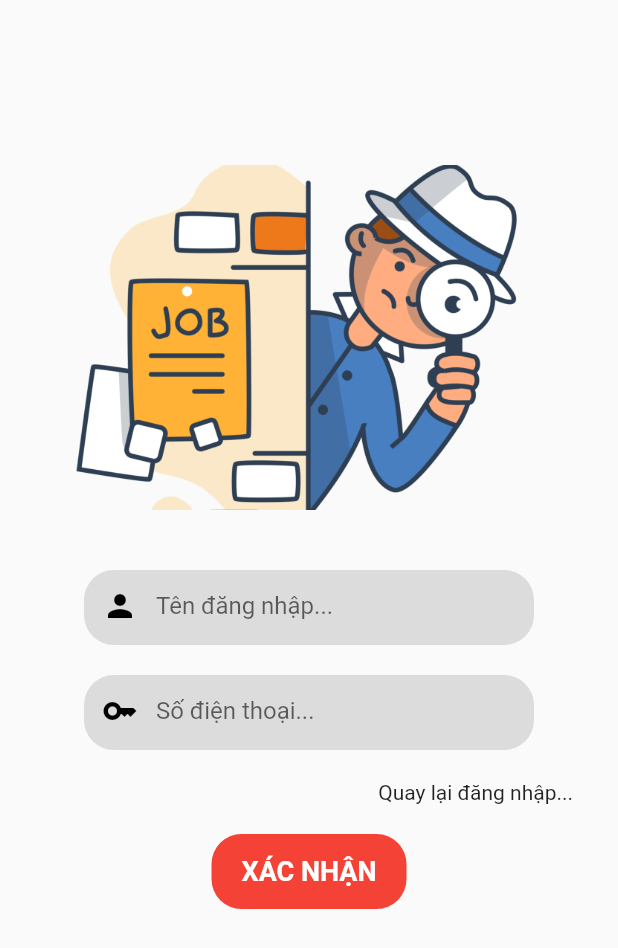
After one commit to Quyln/myjobapp, a Flutter app: the ForgotPass screen opened directly, on a phone screen of 412 x 824 dp. The commit adds this screen. Shown: the top 948 px of the screen. Run offline on Flutter 3.47's test engine with Material 2 defaults, Android fonts, the light colour scheme and no system bars; our stand-ins replace after_layout, carousel_slider, permission_handler, qr_flutter, share_plus, shared_preferences and 1 more; missing offline and left inert: app_settings; accounts and stored records are empty; network calls fail.

```diff
--- a/data/home_viecmoinhat.json
+++ b/data/home_viecmoinhat.json
@@ -1,7 +1,7 @@
 [
      {
           "id":"1",
-          "position":"Nhân công sản xuất",
+          "position":"Công nhân sản xuất",
           "salary":"10 - 14",
           "date":"30-09-2023",
           "khuvuctinh":"Bình Dương",
--- /dev/null
+++ b/lib/Login_Reg_Page/forgotpass_screen.dart
@@ -0,0 +1,118 @@
+import 'package:flutter/material.dart';
+
+class ForgotPass extends StatefulWidget {
+  const ForgotPass({super.key});
+
+  @override
+  State<ForgotPass> createState() => _ForgotPassState();
+}
+
+class _ForgotPassState extends State<ForgotPass> {
+  final _phonecontroller = TextEditingController();
+  final _idcontroller = TextEditingController();
+
+  @override
+  Widget build(BuildContext context) {
+    return Scaffold(
+      body: SafeArea(
+          child: SingleChildScrollView(
+        child: Column(
+          children: [
+            Padding(
+              padding: const EdgeInsets.only(
+                  top: 100, left: 10, right: 10, bottom: 30),
+              child: Image.asset(
+                height: 250,
+                fit: BoxFit.contain,
+                'images/login.png',
+              ),
+            ),
+            Container(
+              height: 50,
+              width: 300,
+              decoration: const BoxDecoration(
+                  color: Colors.black12,
+                  borderRadius: BorderRadius.all(Radius.circular(20))),
+              child: TextField(
+                controller: _idcontroller,
+                textAlignVertical: TextAlignVertical.center,
+                decoration: const InputDecoration(
+                    prefixIcon: Icon(
+                      Icons.person,
+                      color: Colors.black,
+                    ),
+                    hintText: 'Tên đăng nhập...',
+                    border: InputBorder.none),
+              ),
+            ),
+            const SizedBox(
+              height: 20,
+            ),
+            Container(
+              height: 50,
+              width: 300,
+              decoration: const BoxDecoration(
+                  color: Colors.black12,
+                  borderRadius: BorderRadius.all(Radius.circular(20))),
+              child: TextField(
+                controller: _phonecontroller,
+                textAlignVertical: TextAlignVertical.center,
+                decoration: InputDecoration(
+                  prefixIcon: const Icon(
+                    Icons.key,
+                    color: Colors.black,
+                  ),
+                  hintText: 'Số điện thoại...',
+                  border: InputBorder.none,
+                ),
+              ),
+            ),
+            Padding(
+              padding: const EdgeInsets.only(top: 20, right: 30, bottom: 20),
+              child: InkWell(
+                  onTap: () {
+                    Navigator.pop(context);
+                  },
+                  child: const Row(
+                    mainAxisAlignment: MainAxisAlignment.end,
+                    children: [
+                      Text('Quay lại đăng nhập...'),
+                    ],
+                  )),
+            ),
+            Row(
+              mainAxisAlignment: MainAxisAlignment.spaceAround,
+              children: [
+                InkWell(
+                  onTap: () async {
+                    ScaffoldMessenger.of(context).showSnackBar(const SnackBar(
+                        behavior: SnackBarBehavior.floating,
+                        content: Text(
+                            'Mật khẩu mới đã được gửi về số điện thoại của bạn')));
+                    Navigator.pop(context);
+                  },
+                  child: Container(
+                    height: 50,
+                    width: 130,
+                    decoration: BoxDecoration(
+                        borderRadius: BorderRadius.circular(20),
+                        color: Colors.red),
+                    child: const Center(
+                      child: Text(
+                        'XÁC NHẬN',
+                        style: TextStyle(
+                            fontSize: 18,
+                            fontWeight: FontWeight.bold,
+                            color: Colors.white),
+                      ),
+                    ),
+                  ),
+                ),
+              ],
+            )
+          ],
+        ),
+      )),
+    );
+  }
+}
--- a/lib/Login_Reg_Page/reg_screen.dart
+++ b/lib/Login_Reg_Page/reg_screen.dart
@@ -1,6 +1,6 @@
 import 'package:flutter/material.dart';
 import 'package:myjobapp/Login_Reg_Page/login_sceen.dart';
-import 'package:myjobapp/utils/list_tinhthanh.dart';
+import 'package:myjobapp/utils/list_tinh_huyen_cv.dart';
 
 class RegScreen extends StatefulWidget {
   const RegScreen({super.key});
@@ -168,7 +168,7 @@ class _RegScreenState extends State<RegScreen> {
                     ScaffoldMessenger.of(context).showSnackBar(const SnackBar(
                         behavior: SnackBarBehavior.floating,
                         content: Text('Bạn đã đăng ký thành công')));
-                    Navigator.push(
+                    Navigator.pushReplacement(
                         context,
                         MaterialPageRoute(
                             builder: (context) => const LoginScreen()));
--- a/lib/utils/list_tinhthanh.dart
+++ b/lib/utils/list_tinh_huyen_cv.dart
@@ -419,12 +419,14 @@ Map<String, List<String>> listKvHuyentheoTinh = {
   ],
   'Hồ Chí Minh': [
     'Quận 1',
+    'Quận 2',
     'Quận 3',
     'Quận 4',
     'Quận 5',
     'Quận 6',
     'Quận 7',
     'Quận 8',
+    'Quận 9',
     'Quận 10',
     'Quận 11',
     'Quận 12',
@@ -907,6 +909,7 @@ List<String> listcongviec = [
   'Nhân viên phục vụ',
   'Giao vận',
   'Nhân viên bán hàng',
+  'Kỹ sư điện lạnh',
   'Phụ bếp',
   'Đầu bếp',
   'Kiểm kê hàng hoá',
```
Also changed, not shown: data/All_jobs_data.json (+4 -4 lines), lib/JobsPage/Add_Jobs/add_job.dart (added, +150 -0 lines), lib/JobsPage/jobs_appbar_sec.dart (+7 -3 lines), lib/JobsPage/jobs_detail_screen.dart (+14 -4 lines), lib/Login_Reg_Page/login_sceen.dart (+7 -1 lines).
